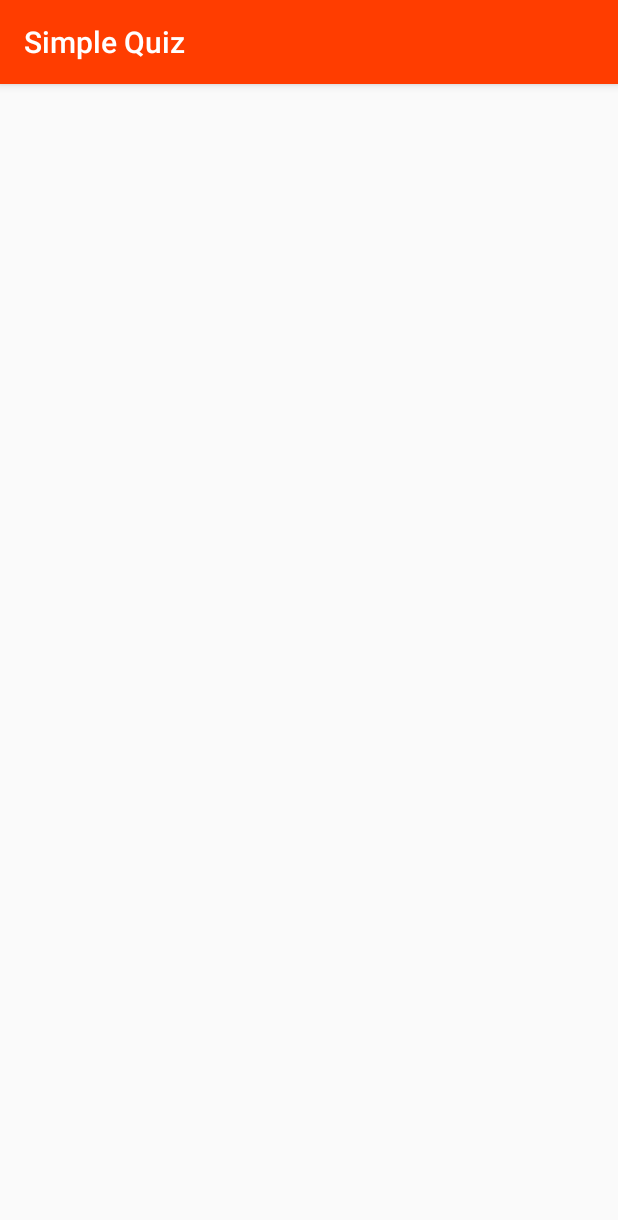
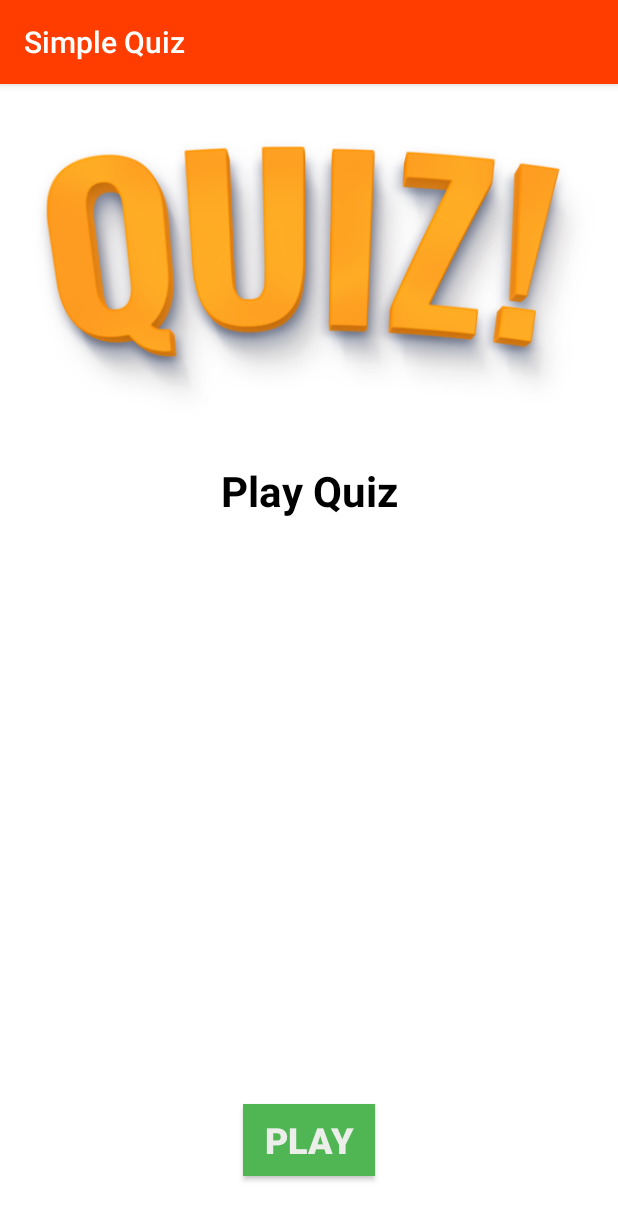
Before and after one commit to pastoral/Simple-Quiz, an Android app: the screen it shows after launch (MainActivity), on a phone screen of 412 x 824 dp. Shown: the top 1220 px of the screen. Run offline under Robolectric (Android 15) with nearby library versions, the phone set to English and light mode, and no system bars; our stand-ins replace data binding.

Commit message:
Add Navigation and NavHostFragment

```diff
--- a/app/build.gradle
+++ b/app/build.gradle
@@ -32,6 +32,13 @@ dependencies {
     implementation 'androidx.appcompat:appcompat:1.1.0'
     implementation 'androidx.core:core-ktx:1.1.0'
     implementation 'androidx.constraintlayout:constraintlayout:1.1.3'
+    //Cirecular Image View 3rd party library
+    implementation 'de.hdodenhof:circleimageview:2.2.0'
+
+    // Navigation
+    implementation 'android.arch.navigation:navigation-fragment-ktx:1.0.0'
+    implementation 'android.arch.navigation:navigation-ui-ktx:1.0.0'
+
     implementation 'androidx.legacy:legacy-support-v4:1.0.0'
     testImplementation 'junit:junit:4.12'
     androidTestImplementation 'androidx.test.ext:junit:1.1.1'
--- a/app/src/main/java/com/example/simplequiz/TitleFragment.kt
+++ b/app/src/main/java/com/example/simplequiz/TitleFragment.kt
@@ -8,6 +8,7 @@ import android.view.View
 import android.view.ViewGroup
 import android.widget.TextView
 import androidx.databinding.DataBindingUtil
+import androidx.navigation.Navigation
 import com.example.simplequiz.databinding.FragmentTitleBinding
 
 /**
@@ -21,6 +22,9 @@ class TitleFragment : Fragment() {
         savedInstanceState: Bundle?
     ): View? {
         binding = DataBindingUtil.inflate(inflater,R.layout.fragment_title,container,false)
+        binding.btnPlay.setOnClickListener {
+            Navigation.findNavController(it).navigate(R.id.action_titleFragment_to_quizFragment3)
+        }
         return binding.root
     }
 
--- a/app/src/main/res/layout/activity_main.xml
+++ b/app/src/main/res/layout/activity_main.xml
@@ -9,6 +9,10 @@
     <fragment
         android:layout_width="match_parent"
         android:layout_height="match_parent"
-        android:id="@+id/hostFragment"/>
+        android:id="@+id/hostFragment"
+        android:name="androidx.navigation.fragment.NavHostFragment"
+        app:navGraph="@navigation/app_navigation"
+        app:defaultNavHost="true"
+        />
 
 </androidx.constraintlayout.widget.ConstraintLayout>
--- /dev/null
+++ b/app/src/main/res/navigation/app_navigation.xml
@@ -0,0 +1,18 @@
+<?xml version="1.0" encoding="utf-8"?>
+<navigation xmlns:android="http://schemas.android.com/apk/res/android"
+    xmlns:app="http://schemas.android.com/apk/res-auto" android:id="@+id/app_navigation"
+    app:startDestination="@id/titleFragment">
+
+    <fragment
+        android:id="@+id/titleFragment"
+        android:name="com.example.simplequiz.TitleFragment"
+        android:label="TitleFragment" >
+        <action
+            android:id="@+id/action_titleFragment_to_quizFragment3"
+            app:destination="@id/quizFragment3" />
+    </fragment>
+    <fragment
+        android:id="@+id/quizFragment3"
+        android:name="com.example.simplequiz.QuizFragment"
+        android:label="QuizFragment" />
+</navigation>
```
